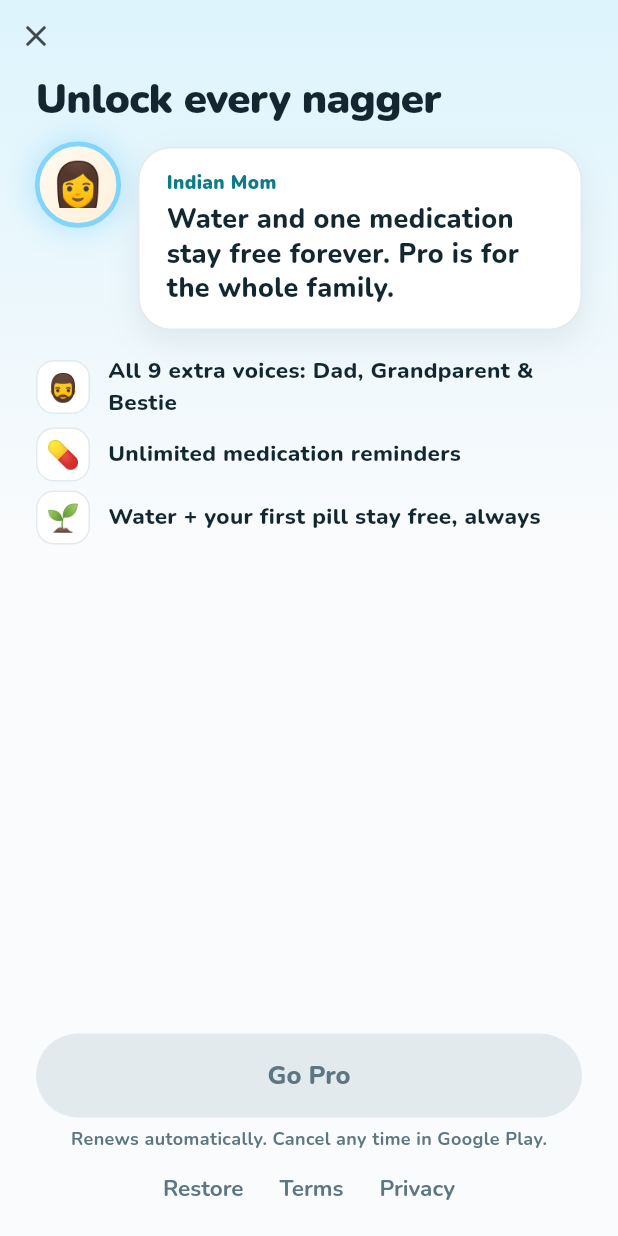
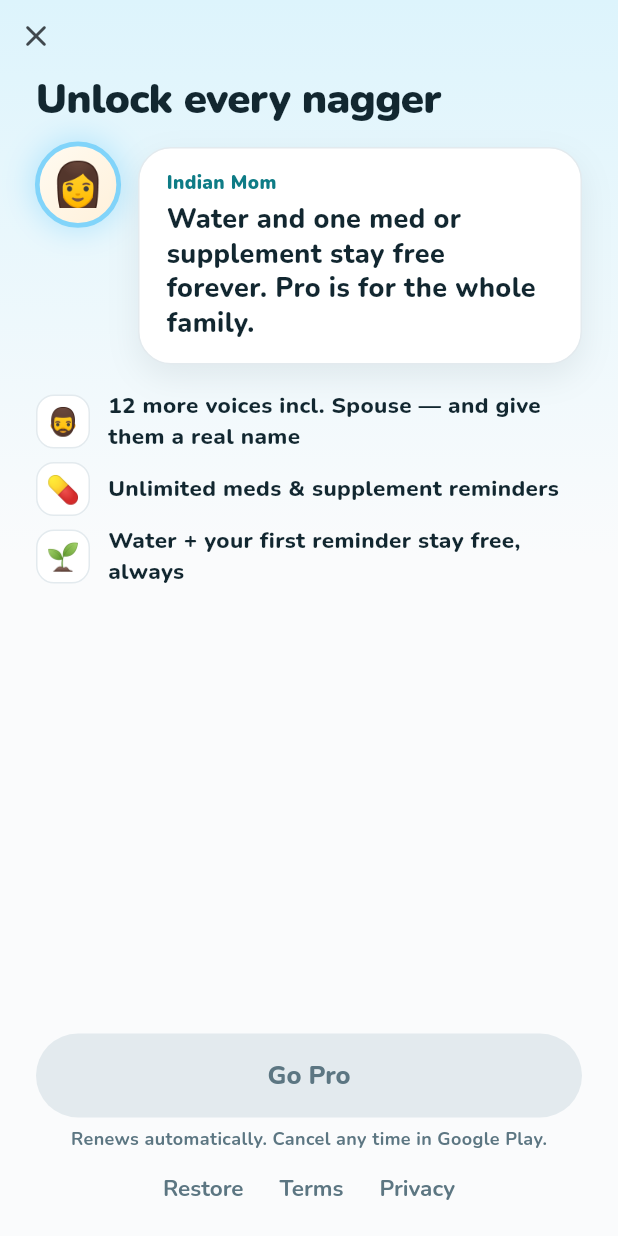
Before and after one commit to manojgowda2520/Nagly, a Flutter app: the PaywallScreen screen opened directly with empty values, on a phone screen of 412 x 824 dp. Run offline on Flutter 3.47's test engine with Material 3 defaults, Android fonts, the phone set to English and light mode, and no system bars; our stand-ins replace flutter_local_notifications, flutter_timezone, in_app_review, package_info_plus, sensors_plus, share_plus and 2 more; missing offline and left inert: onesignal_flutter, purchases_flutter; accounts and stored records are empty.

Commit message:
Meds & Supplements: position the medication mode for vitamins, protein, creatine too
- Mode renamed, onboarding and paywall copy widened, quick-pick chips
  (BP tablet, Vitamin D, Creatine, Protein shake, Omega-3, Multivitamin) that
  fill name + dose
- Paywall perk now mentions Spouse and real names
- Medication editor and onboarding step scroll above the keyboard (fixes an
  8px overflow that hid Save)

Co-Authored-By: Claude Opus 5.5 <noreply@anthropic.com>

```diff
--- a/app/lib/domain/models.dart
+++ b/app/lib/domain/models.dart
@@ -15,7 +15,7 @@ enum CareMode { hydration, medication }
 extension CareModeX on CareMode {
   String get label => switch (this) {
     CareMode.hydration => 'Hydration',
-    CareMode.medication => 'Medication',
+    CareMode.medication => 'Meds & Supplements',
   };
   String get emoji => switch (this) {
     CareMode.hydration => '💧',
@@ -23,7 +23,7 @@ extension CareModeX on CareMode {
   };
   String get tagline => switch (this) {
     CareMode.hydration => 'Water · the classic',
-    CareMode.medication => 'Pills + water · 1 med free',
+    CareMode.medication => 'Pills, vitamins, protein + water · 1 free',
   };
 }
 
--- a/app/lib/state/app_controller.dart
+++ b/app/lib/state/app_controller.dart
@@ -438,7 +438,7 @@ class AppController extends ChangeNotifier with WidgetsBindingObserver {
       );
     if (profile.careMode == CareMode.medication && adherence.due > 0) {
       b.writeln(
-        '💊 Medication taken ${adherence.taken}/${adherence.due} doses',
+        '💊 Meds & supplements taken ${adherence.taken}/${adherence.due} doses',
       );
     }
     b.writeln(
--- a/app/lib/ui/app.dart
+++ b/app/lib/ui/app.dart
@@ -314,7 +314,7 @@ List<TourStep> tourSteps(String name) => [
   TourStep(
     target: TourKeys.historyTab,
     title: 'Your history is a chat',
-    body: 'Every sip and every pill becomes a little conversation with $name.',
+    body: 'Every sip and every dose becomes a little conversation with $name.',
   ),
   TourStep(
     target: TourKeys.insightsTab,
--- a/app/lib/ui/screens/home_screen.dart
+++ b/app/lib/ui/screens/home_screen.dart
@@ -370,7 +370,7 @@ class _MedicationHome extends StatelessWidget {
             ],
           ),
         ),
-        const SectionLabel('Medication'),
+        const SectionLabel('Meds & supplements'),
         for (final med in c.meds) ...[
           MedicationCard(med: med),
           const SizedBox(height: 10),
@@ -379,7 +379,9 @@ class _MedicationHome extends StatelessWidget {
           onPressed: () => addMedicationFlow(context),
           icon: const Icon(Icons.add_rounded),
           label: Text(
-            c.meds.isEmpty ? 'Add your first medication' : 'Add medication',
+            c.meds.isEmpty
+                ? 'Add your first med or supplement'
+                : 'Add med or supplement',
           ),
         ),
       ],
--- a/app/lib/ui/screens/onboarding_screen.dart
+++ b/app/lib/ui/screens/onboarding_screen.dart
@@ -10,6 +10,7 @@ import '../theme.dart';
 import '../widgets/common.dart';
 import '../widgets/persona_widgets.dart';
 import '../widgets/water_bottle.dart';
+import 'sheets.dart';
 
 enum _Step {
   weight,
@@ -477,8 +478,8 @@ class _OnboardingScreenState extends State<OnboardingScreen> {
         _ChoiceCard(
           selected: _mode == CareMode.medication,
           leading: const Text('💊', style: TextStyle(fontSize: 30)),
-          title: 'Medication',
-          subtitle: 'Pills + water. One medication is free forever — nobody should pay to be reminded of their most important pill.',
+          title: 'Meds & Supplements',
+          subtitle: 'Pills, vitamins, protein, creatine — plus water. One reminder is free forever: nobody should pay to be reminded of their most important pill.',
           trailing: const Tag('1 FREE', color: NaglyColors.med),
           onTap: () => setState(() => _mode = CareMode.medication),
         ),
@@ -488,15 +489,16 @@ class _OnboardingScreenState extends State<OnboardingScreen> {
   );
 
   Widget _medicationStep() => _frame(
-    title: 'Which pill should I nag you about?',
+    title: 'What should I remind you to take?',
     subtitle: 'You can add more later. Skip if you prefer.',
-    body: Column(
+    body: SingleChildScrollView(
+      child: Column(
         children: [
           TextField(
             controller: _medName,
             textCapitalization: TextCapitalization.sentences,
             decoration: InputDecoration(
-            hintText: 'e.g. Blood pressure tablet',
+              hintText: 'e.g. BP tablet, Vitamin D, Creatine',
               filled: true,
               fillColor: Colors.white,
               prefixIcon: const Padding(
@@ -509,6 +511,8 @@ class _OnboardingScreenState extends State<OnboardingScreen> {
               ),
             ),
           ),
+          const SizedBox(height: 10),
+          MedQuickPicks(onPick: (n, _) => setState(() => _medName.text = n)),
           const SizedBox(height: 12),
           NCard(
             onTap: () async {
@@ -540,6 +544,7 @@ class _OnboardingScreenState extends State<OnboardingScreen> {
             ),
           ),
         ],
+      ),
     ),
     footer: Column(
       crossAxisAlignment: CrossAxisAlignment.stretch,
--- a/app/lib/ui/screens/paywall_screen.dart
+++ b/app/lib/ui/screens/paywall_screen.dart
@@ -48,17 +48,17 @@ class _PaywallScreenState extends State<PaywallScreen> {
   String get _headline => switch (widget.placement) {
     'persona_locked' || 'persona_expired' =>
       'Keep ${PersonaCatalog.relationship(_pleader.relationshipId).displayName} around',
-    'medication_limit' => 'Every pill, remembered',
+    'medication_limit' => 'Every dose, remembered',
     'custom_persona' => 'Make them yours',
     'trial_end' => 'Keep the whole family',
     _ => 'Unlock every nagger',
   };
 
   String get _plea => switch (widget.placement) {
-    'medication_limit' => "Your first pill stays free forever. Let me remind you about the rest too.",
+    'medication_limit' => "Your first reminder stays free forever. Let me remind you about the rest too — pills, vitamins, protein, all of it.",
     'custom_persona' => "Call me by the name you'd actually hear. Amma, Papa, Priya — your choice.",
     'persona_locked' || 'persona_expired' => _pleader.signature,
-    _ => "Water and one medication stay free forever. Pro is for the whole family.",
+    _ => "Water and one med or supplement stay free forever. Pro is for the whole family.",
   };
 
   Future<void> _buy(Plan plan) async {
@@ -165,15 +165,15 @@ class _PaywallScreenState extends State<PaywallScreen> {
                         const SizedBox(height: 14),
                         const _Perk(
                           emoji: '🧔',
-                          text: 'All 9 extra voices: Dad, Grandparent & Bestie',
+                          text: '12 more voices incl. Spouse — and give them a real name',
                         ),
                         const _Perk(
                           emoji: '💊',
-                          text: 'Unlimited medication reminders',
+                          text: 'Unlimited meds & supplement reminders',
                         ),
                         const _Perk(
                           emoji: '🌱',
-                          text: 'Water + your first pill stay free, always',
+                          text: 'Water + your first reminder stay free, always',
                         ),
                         const SizedBox(height: 14),
                         if (snap.connectionState != ConnectionState.done)
--- a/app/lib/ui/screens/settings_screen.dart
+++ b/app/lib/ui/screens/settings_screen.dart
@@ -65,8 +65,8 @@ class SettingsScreen extends StatelessWidget {
                           a.isPro
                               ? 'Every voice, unlimited meds. Thank you!'
                               : Integrations.purchasesEnabled
-                              ? 'Mom, water & 1 medication free forever. Tap for Pro.'
-                              : 'Mom, water & 1 medication free forever. Tap to unlock more with an ad.',
+                              ? 'Mom, water & 1 med or supplement free forever. Tap for Pro.'
+                              : 'Mom, water & 1 med or supplement free forever. Tap to unlock more with an ad.',
                           style: const TextStyle(
                             fontWeight: FontWeight.w700,
                             color: NaglyColors.textSecondary,
@@ -137,7 +137,7 @@ class SettingsScreen extends StatelessWidget {
               ],
             ),
             if (p.careMode == CareMode.medication) ...[
-              const SectionLabel('Medication'),
+              const SectionLabel('Meds & supplements'),
               for (final m in c.meds) ...[
                 MedicationCard(med: m),
                 const SizedBox(height: 10),
@@ -145,7 +145,7 @@ class SettingsScreen extends StatelessWidget {
               OutlinedButton.icon(
                 onPressed: () => addMedicationFlow(context),
                 icon: const Icon(Icons.add_rounded),
-                label: const Text('Add medication'),
+                label: const Text('Add med or supplement'),
               ),
             ],
             const SectionLabel('Nagging'),
@@ -255,7 +255,7 @@ class SettingsScreen extends StatelessWidget {
             ),
             const SizedBox(height: 16),
             const Text(
-              'Your water & medication log stays on this phone. No account needed.',
+              'Your water, meds & supplements log stays on this phone. No account needed.',
               textAlign: TextAlign.center,
               style: TextStyle(
                 fontWeight: FontWeight.w700,
--- a/app/lib/ui/screens/sheets.dart
+++ b/app/lib/ui/screens/sheets.dart
@@ -70,6 +70,42 @@ Future<int?> showCustomAmountSheet(BuildContext context) {
   );
 }
 
+// ── Quick picks for the med / supplement name field ──────────
+/// Nagly's "medication" mode is for anything you take on schedule: BP tablets,
+/// vitamins, creatine, protein shakes. One tap fills the name (and a dose hint).
+const medQuickPicks = <(String, String, String)>[
+  ('💊', 'BP tablet', '1 tablet'),
+  ('☀️', 'Vitamin D', '1 capsule'),
+  ('💪', 'Creatine', '5 g'),
+  ('🥤', 'Protein shake', '1 scoop'),
+  ('🐟', 'Omega-3', '1 capsule'),
+  ('🍊', 'Multivitamin', '1 tablet'),
+];
+
+class MedQuickPicks extends StatelessWidget {
+  const MedQuickPicks({super.key, required this.onPick});
+
+  /// Called with (name, dose).
+  final void Function(String name, String dose) onPick;
+
+  @override
+  Widget build(BuildContext context) => Wrap(
+    spacing: 8,
+    runSpacing: 8,
+    children: [
+      for (final (emoji, name, dose) in medQuickPicks)
+        ActionChip(
+          avatar: Text(emoji),
+          label: Text(name),
+          onPressed: () {
+            HapticFeedback.selectionClick();
+            onPick(name, dose);
+          },
+        ),
+    ],
+  );
+}
+
 // ── Medication editor ─────────────────────────────────────────
 Future<void> showMedicationEditor(
   BuildContext context, {
@@ -85,8 +121,9 @@ Future<void> showMedicationEditor(
   return showModalBottomSheet<void>(
     context: context,
     isScrollControlled: true,
+    useSafeArea: true,
     builder: (ctx) => StatefulBuilder(
-      builder: (ctx, set) => Padding(
+      builder: (ctx, set) => SingleChildScrollView(
         padding: EdgeInsets.fromLTRB(
           24,
           0,
@@ -98,7 +135,7 @@ Future<void> showMedicationEditor(
           crossAxisAlignment: CrossAxisAlignment.stretch,
           children: [
             Text(
-              existing == null ? 'Add medication' : 'Edit medication',
+              existing == null ? 'Add med or supplement' : 'Edit reminder',
               style: Theme.of(ctx).textTheme.titleLarge,
             ),
             const SizedBox(height: 16),
@@ -108,16 +145,25 @@ Future<void> showMedicationEditor(
               textCapitalization: TextCapitalization.sentences,
               decoration: const InputDecoration(
                 labelText: 'Name',
-                hintText: 'e.g. Vitamin D',
+                hintText: 'e.g. Vitamin D, Creatine',
                 border: OutlineInputBorder(),
               ),
             ),
+            if (existing == null) ...[
+              const SizedBox(height: 10),
+              MedQuickPicks(
+                onPick: (n, d) => set(() {
+                  name.text = n;
+                  if (dose.text.trim().isEmpty) dose.text = d;
+                }),
+              ),
+            ],
             const SizedBox(height: 12),
             TextField(
               controller: dose,
               decoration: const InputDecoration(
                 labelText: 'Dose (optional)',
-                hintText: 'e.g. 1 tablet',
+                hintText: 'e.g. 1 tablet, 1 scoop',
                 border: OutlineInputBorder(),
               ),
             ),
@@ -187,7 +233,7 @@ Future<void> showMedicationEditor(
                   Navigator.pop(ctx);
                   c.removeMedication(existing.id);
                 },
-                child: const Text('Remove medication'),
+                child: const Text('Remove reminder'),
               ),
           ],
         ),
@@ -397,12 +443,12 @@ Future<void> showAdUnlockHub(
               row(
                 ctx,
                 '💊',
-                'Unlimited medications',
-                'Remind me about every pill',
+                'Unlimited meds & supplements',
+                'Every pill, vitamin and scoop',
                 () => watchAdFor(
                   context,
                   key: medsUnlockKey,
-                  label: 'Unlimited medications',
+                  label: 'Unlimited meds & supplements',
                 ),
               ),
             for (final r in rels)
@@ -423,12 +469,12 @@ Future<void> showAdUnlockHub(
               row(
                 ctx,
                 '💊',
-                'Unlimited medications',
-                'Remind me about every pill',
+                'Unlimited meds & supplements',
+                'Every pill, vitamin and scoop',
                 () => watchAdFor(
                   context,
                   key: medsUnlockKey,
-                  label: 'Unlimited medications',
+                  label: 'Unlimited meds & supplements',
                 ),
               ),
             if (rels.isEmpty && !medsLocked)
@@ -578,7 +624,7 @@ Future<void> showTrialEndingSheet(
           Text(
             ended
                 ? '${departedPersona != null ? '$departedPersona had to go for now. ' : ''}"I\'m still here for your water — and your most important pill. Always free. But I\'ll miss the rest of the family."'
-                : '"You\'ve had all of me free for 7 days. Keep me around? Water and one medication stay free — but I\'ll miss the rest."',
+                : '"You\'ve had all of me free for 7 days. Keep me around? Water and one med or supplement stay free — but I\'ll miss the rest."',
             textAlign: TextAlign.center,
             style: const TextStyle(
               fontSize: 16,
@@ -601,7 +647,7 @@ Future<void> showTrialEndingSheet(
           ),
           TextButton(
             onPressed: () => Navigator.pop(ctx),
-            child: const Text('Keep free (water + 1 pill)'),
+            child: const Text('Keep free (water + 1 reminder)'),
           ),
         ],
       ),
@@ -620,7 +666,7 @@ Future<void> showUpsellDialog(BuildContext context, int streak) {
         textAlign: TextAlign.center,
       ),
       content: Text(
-        '$streak-day streak! Unlock every persona and unlimited medication reminders — try the Annual plan free for 7 days.',
+        '$streak-day streak! Unlock every persona and unlimited med & supplement reminders — try the Annual plan free for 7 days.',
         textAlign: TextAlign.center,
       ),
       actionsAlignment: MainAxisAlignment.center,
```
Also changed, not shown: 1 other file. Lines whose indentation alone changed are shown as unchanged.
